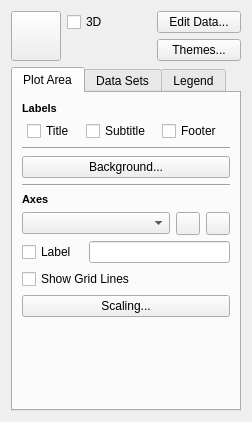
Before: the Qt Designer form kchart/shape/ChartConfigWidget.ui in KDE/koffice-chartingshape, drawn with Qt 5.
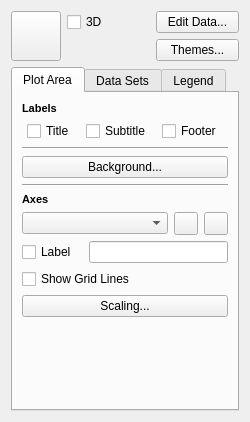
After: the same form once the commit is applied. Icons and pictures are not drawn. Custom widgets are drawn as their Qt base class.

The edit to the form file:
```diff
--- a/kchart/shape/ChartConfigWidget.ui
+++ b/kchart/shape/ChartConfigWidget.ui
@@ -6,7 +6,7 @@
    <rect>
     <x>0</x>
     <y>0</y>
-    <width>252</width>
+    <width>250</width>
     <height>422</height>
    </rect>
   </property>
@@ -87,7 +87,7 @@
        <rect>
         <x>0</x>
         <y>0</y>
-        <width>232</width>
+        <width>230</width>
         <height>306</height>
        </rect>
       </property>
```
Left out of the diff: 59 changed lines with no effect on the pictures.
